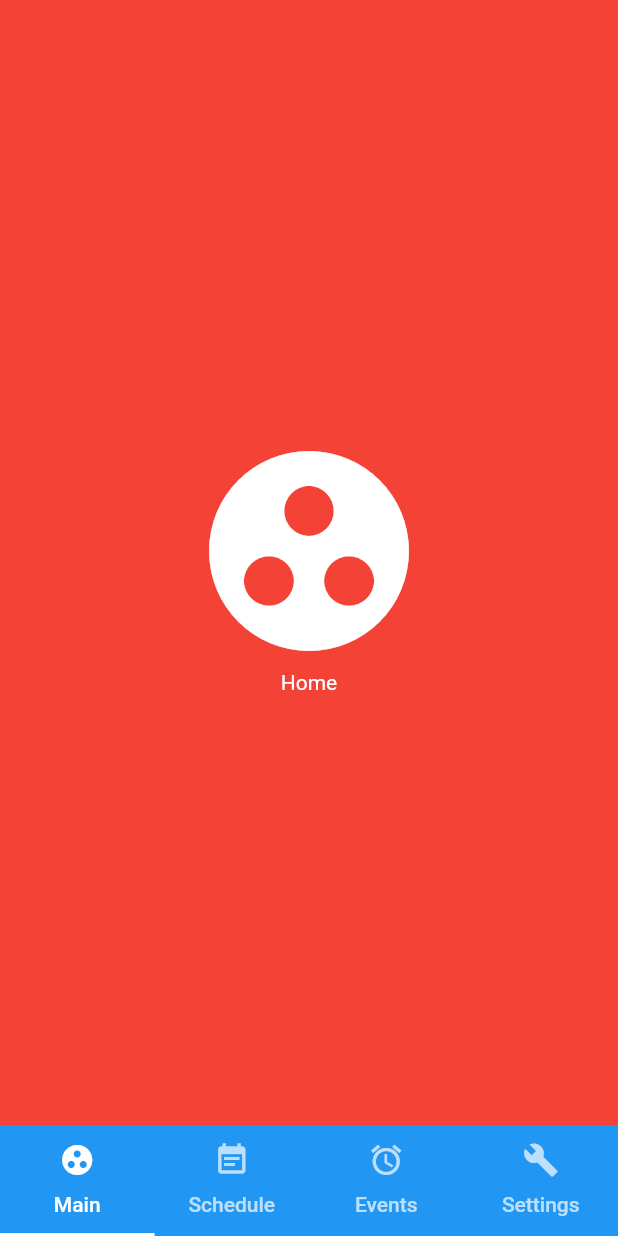
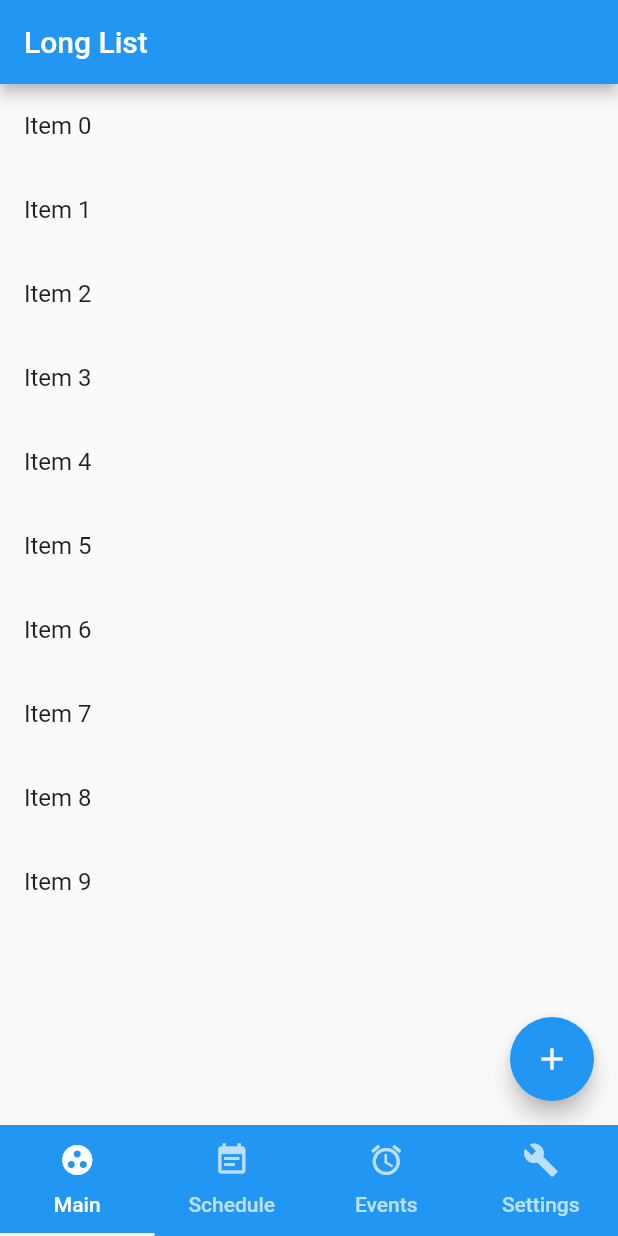
Before and after one commit to MaxKarasha/acman_flutter, a Flutter app: the screen it shows after launch, on a phone screen of 412 x 824 dp. Run offline on Flutter 3.47's test engine with Material 2 defaults, Android fonts, the phone set to English and light mode, and no system bars.

Commit message:
Кнопка добавления и демосписок.

```diff
--- a/lib/tabs/home.dart
+++ b/lib/tabs/home.dart
@@ -1,28 +1,43 @@
+import 'package:flutter/foundation.dart';
 import 'package:flutter/material.dart';
 
 class HomeTab extends StatelessWidget {
   @override
   Widget build(BuildContext context) {
-    return Scaffold(
-      backgroundColor: Colors.red,
-      body: Container(
-        child: Center(
-          child: Column(
-            // center the children
-            mainAxisAlignment: MainAxisAlignment.center,
-            children: <Widget>[
-              Icon(
-                Icons.group_work,
-                size: 160.0,
-                color: Colors.white,
-              ),
-              Text(
-                "Home",
-                style: TextStyle(color: Colors.white),
-              )
-            ],
-          ),
+    return PausedList(
+      items: List<String>.generate(10, (i) => "Item $i"),
+    );
+  }
+}
+
+class PausedList extends StatelessWidget {
+  final List<String> items;
+
+  PausedList({Key key, @required this.items}) : super(key: key);
+
+  @override
+  Widget build(BuildContext context) {
+    final title = 'Long List';
+
+    return MaterialApp(
+      title: title,
+      home: Scaffold(
+        appBar: AppBar(
+          title: Text(title),
         ),
+        body: ListView.builder(
+          itemCount: items.length,
+          itemBuilder: (context, index) {
+            return ListTile(
+              title: Text('${items[index]}'),
+            );
+          },
+        ),
+        floatingActionButton: FloatingActionButton(
+          onPressed: null,
+          tooltip: 'Increment',
+          child: const Icon(Icons.add),
+        )
       ),
     );
   }
```
